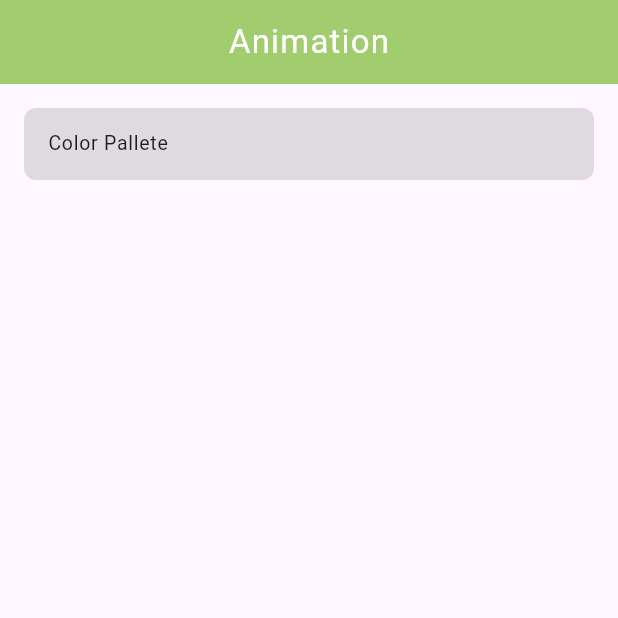
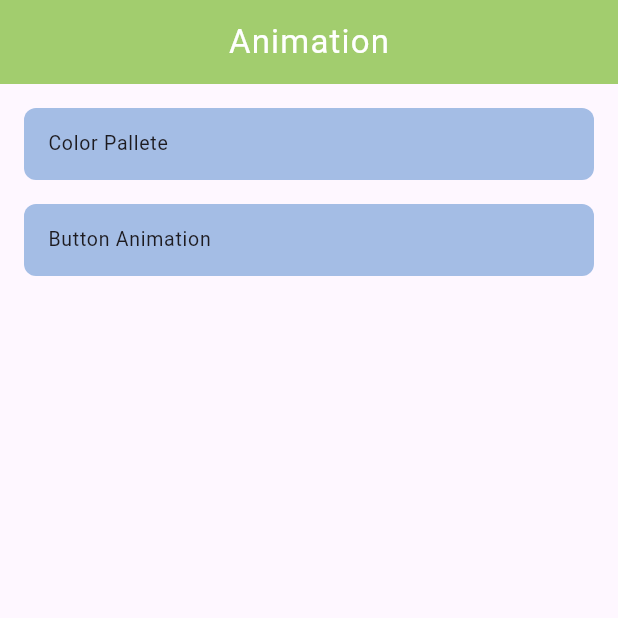
Before and after one commit to GamechiNitin/Animation, a Flutter app: the screen it shows after launch, on a phone screen of 412 x 824 dp, the top half of it. Run offline on Flutter 3.47's test engine with Material 3 defaults, Android fonts, the phone set to English and light mode, and no system bars.

Commit message:
Button Animation

```diff
--- a/lib/ui/screen/animation/animation_screen.dart
+++ b/lib/ui/screen/animation/animation_screen.dart
@@ -24,8 +24,9 @@ class AnimationScreen extends StatelessWidget {
         padding: const EdgeInsets.all(16),
         child: Column(
           children: [
-            ListView.builder(
+            ListView.separated(
               shrinkWrap: true,
+              separatorBuilder: (context, index) => const SizedBox(height: 16),
               physics: const NeverScrollableScrollPhysics(),
               itemCount: animationList.length,
               itemBuilder: (_, index) => GestureDetector(
--- a/lib/ui/screen/animation/data/animation_model.dart
+++ b/lib/ui/screen/animation/data/animation_model.dart
@@ -1,5 +1,8 @@
 // ignore_for_file: public_member_api_docs, sort_constructors_first
+import 'dart:math';
+
 import 'package:flutter/material.dart';
+import 'package:flutter_console/ui/screen/animation/ui/button_screen.dart';
 import 'package:flutter_console/ui/screen/animation/ui/color_gen_screen.dart';
 
 class AnimationModel {
@@ -15,11 +18,27 @@ class AnimationModel {
   });
 }
 
+Color fetchColor() {
+  final rand = Random();
+  return Color.fromRGBO(
+    rand.nextInt(256),
+    rand.nextInt(256),
+    rand.nextInt(256),
+    0.4,
+  );
+}
+
 List<AnimationModel> animationList = [
   AnimationModel(
     name: 'Color Pallete',
     description: 'Colors Pallete animation',
-    color: Colors.black12,
+    color: fetchColor(),
     navigator: const ColorGenScreen(),
-  )
+  ),
+  AnimationModel(
+    name: 'Button Animation',
+    description: 'Button Animation : Cart',
+    color: fetchColor(),
+    navigator: const ButtonScreen(),
+  ),
 ];
```
Also changed, not shown: lib/ui/screen/animation/ui/button_screen.dart (added, +89 -0 lines).
